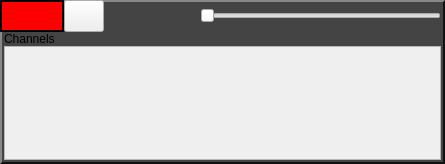
Before: the Qt Designer form mscore/mixer/mixertrackpart.ui in fp22june/MuseScore, drawn with Qt 5.
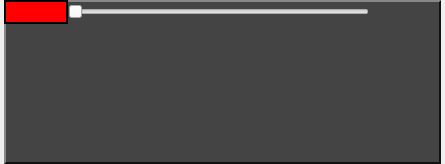
After: the same form once the commit is applied. Icons and pictures are not drawn. Custom widgets are drawn as their Qt base class.

Patch:
```diff
--- a/mscore/mixer/mixertrackpart.ui
+++ b/mscore/mixer/mixertrackpart.ui
@@ -30,13 +30,13 @@
   </property>
   <layout class="QVBoxLayout" name="verticalLayout">
    <property name="leftMargin">
-    <number>0</number>
+    <number>4</number>
    </property>
    <property name="topMargin">
     <number>0</number>
    </property>
    <property name="rightMargin">
-    <number>0</number>
+    <number>4</number>
    </property>
    <property name="bottomMargin">
     <number>0</number>
@@ -70,7 +70,7 @@
         <property name="maximumSize">
          <size>
           <width>16777215</width>
-          <height>32</height>
+          <height>24</height>
          </size>
         </property>
         <layout class="QHBoxLayout" name="horizontalLayout_4">
@@ -84,7 +84,7 @@
           <number>0</number>
          </property>
          <property name="rightMargin">
-          <number>4</number>
+          <number>0</number>
          </property>
          <property name="bottomMargin">
           <number>0</number>
@@ -123,137 +123,33 @@
           </widget>
          </item>
          <item>
-          <widget class="QPushButton" name="expandBn">
+          <widget class="QSlider" name="volumeSlider">
            <property name="sizePolicy">
-            <sizepolicy hsizetype="Fixed" vsizetype="Fixed">
+            <sizepolicy hsizetype="Expanding" vsizetype="Preferred">
              <horstretch>0</horstretch>
              <verstretch>0</verstretch>
             </sizepolicy>
            </property>
            <property name="minimumSize">
             <size>
-             <width>32</width>
-             <height>32</height>
+             <width>0</width>
+             <height>24</height>
             </size>
            </property>
-           <property name="toolTip">
-            <string>Show channels</string>
-           </property>
-           <property name="text">
-            <string/>
-           </property>
-           <property name="iconSize">
-            <size>
-             <width>16</width>
-             <height>16</height>
-            </size>
-           </property>
-           <property name="checkable">
-            <bool>true</bool>
-           </property>
-          </widget>
-         </item>
-         <item>
-          <widget class="QPushButton" name="soloBn">
-           <property name="sizePolicy">
-            <sizepolicy hsizetype="Fixed" vsizetype="Fixed">
-             <horstretch>0</horstretch>
-             <verstretch>0</verstretch>
-            </sizepolicy>
-           </property>
-           <property name="minimumSize">
-            <size>
-             <width>32</width>
-             <height>32</height>
-            </size>
-           </property>
            <property name="maximumSize">
             <size>
-             <width>32</width>
-             <height>32</height>
+             <width>16777215</width>
+             <height>24</height>
             </size>
            </property>
-           <property name="toolTip">
-            <string>Solo</string>
+           <property name="maximum">
+            <number>127</number>
            </property>
-           <property name="styleSheet">
-            <string notr="true">.QPushButton {
-    border: none;
-    background-color: none;
-}
-</string>
+           <property name="orientation">
+            <enum>Qt::Orientation::Horizontal</enum>
            </property>
-           <property name="text">
-            <string/>
-           </property>
-           <property name="icon">
-            <iconset resource="../musescore.qrc">
-             <normaloff>:/data/icons/mixer-solo-off.svg</normaloff>
-             <normalon>:/data/icons/mixer-solo-on.svg</normalon>:/data/icons/mixer-solo-off.svg</iconset>
-           </property>
-           <property name="iconSize">
-            <size>
-             <width>32</width>
-             <height>32</height>
-            </size>
-           </property>
-           <property name="checkable">
-            <bool>true</bool>
-           </property>
-           <property name="checked">
-            <bool>false</bool>
-           </property>
-          </widget>
-         </item>
-         <item>
-          <widget class="QPushButton" name="muteBn">
-           <property name="sizePolicy">
-            <sizepolicy hsizetype="Fixed" vsizetype="Fixed">
-             <horstretch>0</horstretch>
-             <verstretch>0</verstretch>
-            </sizepolicy>
-           </property>
-           <property name="minimumSize">
-            <size>
-             <width>32</width>
-             <height>32</height>
-            </size>
-           </property>
-           <property name="maximumSize">
-            <size>
-             <width>32</width>
-             <height>32</height>
-            </size>
-           </property>
-           <property name="toolTip">
-            <string>Mute</string>
-           </property>
-           <property name="styleSheet">
-            <string notr="true">.QPushButton {
-    border: none;
-    background-color: none;
-}
-</string>
-           </property>
-           <property name="text">
-            <string/>
-           </property>
-           <property name="icon">
-            <iconset resource="../musescore.qrc">
-             <normaloff>:/data/icons/mixer-mute-off.svg</normaloff>
-             <normalon>:/data/icons/mixer-mute-on.svg</normalon>:/data/icons/mixer-mute-off.svg</iconset>
-           </property>
-           <property name="iconSize">
-            <size>
-             <width>32</width>
-             <height>32</height>
-            </size>
-           </property>
-           <property name="checkable">
-            <bool>true</bool>
-           </property>
-           <property name="checked">
-            <bool>false</bool>
+           <property name="tickPosition">
+            <enum>QSlider::TickPosition::NoTicks</enum>
            </property>
           </widget>
          </item>
@@ -267,14 +163,14 @@
            </property>
            <property name="minimumSize">
             <size>
-             <width>32</width>
-             <height>32</height>
+             <width>24</width>
+             <height>24</height>
             </size>
            </property>
            <property name="maximumSize">
             <size>
-             <width>32</width>
-             <height>32</height>
+             <width>24</width>
+             <height>24</height>
             </size>
            </property>
            <property name="toolTip">
@@ -322,33 +218,106 @@
           </widget>
          </item>
          <item>
-          <widget class="QSlider" name="volumeSlider">
+          <widget class="QPushButton" name="muteBn">
            <property name="sizePolicy">
-            <sizepolicy hsizetype="Expanding" vsizetype="Preferred">
+            <sizepolicy hsizetype="Fixed" vsizetype="Fixed">
              <horstretch>0</horstretch>
              <verstretch>0</verstretch>
             </sizepolicy>
            </property>
            <property name="minimumSize">
             <size>
-             <width>0</width>
-             <height>32</height>
+             <width>24</width>
+             <height>24</height>
             </size>
            </property>
            <property name="maximumSize">
             <size>
-             <width>16777215</width>
+             <width>24</width>
+             <height>24</height>
+            </size>
+           </property>
+           <property name="toolTip">
+            <string>Mute</string>
+           </property>
+           <property name="styleSheet">
+            <string notr="true">.QPushButton {
+    border: none;
+    background-color: none;
+}
+</string>
+           </property>
+           <property name="text">
+            <string/>
+           </property>
+           <property name="icon">
+            <iconset resource="../musescore.qrc">
+             <normaloff>:/data/icons/mixer-mute-off.svg</normaloff>
+             <normalon>:/data/icons/mixer-mute-on.svg</normalon>:/data/icons/mixer-mute-off.svg</iconset>
+           </property>
+           <property name="iconSize">
+            <size>
+             <width>32</width>
              <height>32</height>
             </size>
            </property>
-           <property name="maximum">
-            <number>127</number>
+           <property name="checkable">
+            <bool>true</bool>
            </property>
-           <property name="orientation">
-            <enum>Qt::Orientation::Horizontal</enum>
+           <property name="checked">
+            <bool>false</bool>
            </property>
-           <property name="tickPosition">
-            <enum>QSlider::TickPosition::NoTicks</enum>
+          </widget>
+         </item>
+         <item>
+          <widget class="QPushButton" name="soloBn">
+           <property name="sizePolicy">
+            <sizepolicy hsizetype="Fixed" vsizetype="Fixed">
+             <horstretch>0</horstretch>
+             <verstretch>0</verstretch>
+            </sizepolicy>
+           </property>
+           <property name="minimumSize">
+            <size>
+             <width>24</width>
+             <height>24</height>
+            </size>
+           </property>
+           <property name="maximumSize">
+            <size>
+             <width>24</width>
+             <height>24</height>
+            </size>
+           </property>
+           <property name="toolTip">
+            <string>Solo</string>
+           </property>
+           <property name="styleSheet">
+            <string notr="true">.QPushButton {
+    border: none;
+    background-color: none;
+}
+</string>
+           </property>
+           <property name="text">
+            <string/>
+           </property>
+           <property name="icon">
+            <iconset resource="../musescore.qrc">
+             <normaloff>:/data/icons/mixer-solo-off.svg</normaloff>
+             <normalon>:/data/icons/mixer-solo-on.svg</normalon>:/data/icons/mixer-solo-off.svg</iconset>
+           </property>
+           <property name="iconSize">
+            <size>
+             <width>32</width>
+             <height>32</height>
+            </size>
+           </property>
+           <property name="checkable">
+            <bool>true</bool>
+           </property>
+           <property name="checked">
+            <bool>false</bool>
            </property>
           </widget>
          </item>
@@ -362,70 +331,19 @@
           <number>0</number>
          </property>
          <property name="leftMargin">
-          <number>4</number>
+          <number>0</number>
          </property>
          <property name="topMargin">
           <number>0</number>
          </property>
          <property name="rightMargin">
-          <number>4</number>
+          <number>0</number>
          </property>
          <property name="bottomMargin">
-          <number>4</number>
+          <number>0</number>
          </property>
          <item>
-          <widget class="QWidget" name="widget_3" native="true">
-           <layout class="QVBoxLayout" name="verticalLayout_4">
-            <property name="spacing">
-             <number>0</number>
-            </property>
-            <property name="leftMargin">
-             <number>0</number>
-            </property>
-            <property name="topMargin">
-             <number>0</number>
-            </property>
-            <property name="rightMargin">
-             <number>0</number>
-            </property>
-            <property name="bottomMargin">
-             <number>0</number>
-            </property>
-            <item>
-             <widget class="QLabel" name="label">
-              <property name="text">
-               <string>Channels</string>
-              </property>
-             </widget>
-            </item>
-           </layout>
-          </widget>
-         </item>
-         <item>
-          <widget class="QScrollArea" name="scrollArea">
-           <property name="widgetResizable">
-            <bool>true</bool>
-           </property>
-           <widget class="QWidget" name="scrollAreaWidgetContents">
-            <property name="geometry">
-             <rect>
-              <x>0</x>
-              <y>0</y>
-              <width>435</width>
-              <height>110</height>
-             </rect>
-            </property>
-            <layout class="QGridLayout" name="gridLayout">
-             <item row="0" column="0">
-              <layout class="QVBoxLayout" name="verticalLayout_8">
-               <item alignment="Qt::AlignmentFlag::AlignTop">
-                <widget class="QWidget" name="channelsArea" native="true"/>
-               </item>
-              </layout>
-             </item>
-            </layout>
-           </widget>
-          </widget>
+          <layout class="QVBoxLayout" name="verticalLayout_5"/>
          </item>
         </layout>
        </widget>
```
Left out of the diff: 4 changed lines with no effect on the pictures.
